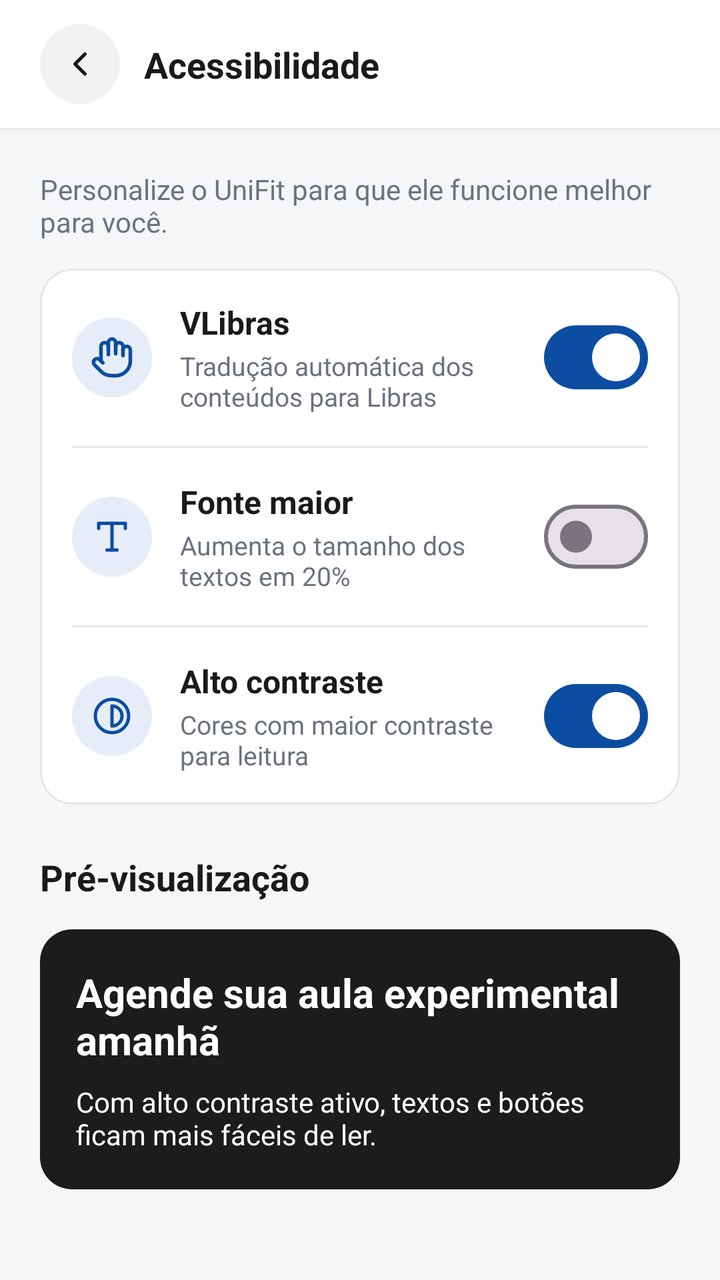
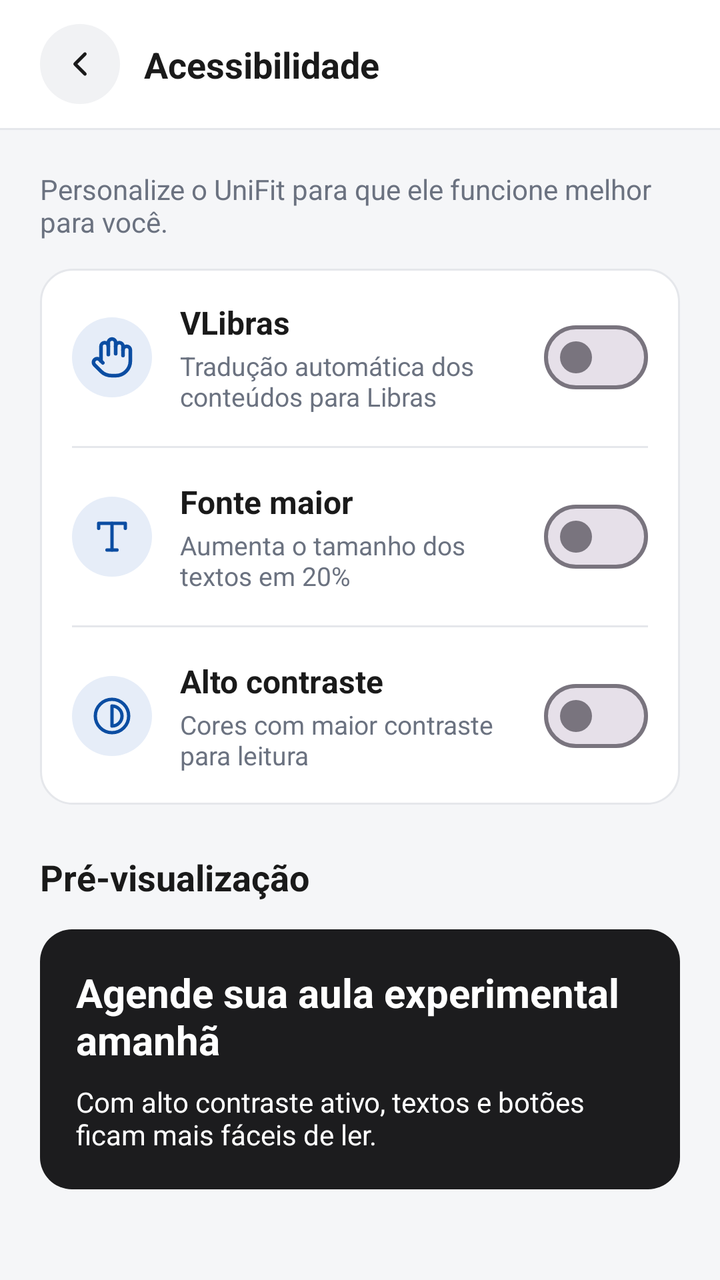

Compare the two renders of this Android layout. The source of the first and the diff that turns it into the second are given below.
<!-- AndroidManifest.xml: application theme Theme.UniFit -->
<!-- res/layout/activity_acessibilidade.xml -->
<?xml version="1.0" encoding="utf-8"?>
<androidx.constraintlayout.widget.ConstraintLayout xmlns:android="http://schemas.android.com/apk/res/android"
    xmlns:app="http://schemas.android.com/apk/res-auto"
    xmlns:tools="http://schemas.android.com/tools"
    android:id="@+id/main"
    android:layout_width="match_parent"
    android:layout_height="match_parent"
    android:background="#FFFFFF"
    tools:context=".AcessibilidadeActivity">

    
    <ImageView
        android:id="@+id/btnVoltar"
        android:layout_width="40dp"
        android:layout_height="40dp"
        android:layout_marginStart="20dp"
        android:layout_marginTop="12dp"
        android:background="@drawable/bg_circulo_cinza"
        android:contentDescription="Voltar"
        android:foreground="?attr/selectableItemBackgroundBorderless"
        android:padding="10dp"
        app:srcCompat="@drawable/ic_seta_voltar"
        app:tint="@color/texto_principal"
        app:layout_constraintTop_toTopOf="parent"
        app:layout_constraintStart_toStartOf="parent" />

    
    <TextView
        android:id="@+id/txtTituloTela"
        android:layout_width="wrap_content"
        android:layout_height="wrap_content"
        android:layout_marginStart="12dp"
        android:text="Acessibilidade"
        android:textColor="@color/texto_principal"
        android:textSize="18sp"
        android:textStyle="bold"
        app:layout_constraintTop_toTopOf="@id/btnVoltar"
        app:layout_constraintBottom_toBottomOf="@id/btnVoltar"
        app:layout_constraintStart_toEndOf="@id/btnVoltar" />

    
    <View
        android:id="@+id/divisorTopo"
        android:layout_width="0dp"
        android:layout_height="1dp"
        android:layout_marginTop="12dp"
        android:background="@color/borda_card"
        app:layout_constraintTop_toBottomOf="@id/btnVoltar"
        app:layout_constraintStart_toStartOf="parent"
        app:layout_constraintEnd_toEndOf="parent" />

    
    <androidx.core.widget.NestedScrollView
        android:id="@+id/scrollConteudo"
        android:layout_width="0dp"
        android:layout_height="0dp"
        android:background="@color/fundo_tela"
        app:layout_constraintTop_toBottomOf="@id/divisorTopo"
        app:layout_constraintBottom_toBottomOf="parent"
        app:layout_constraintStart_toStartOf="parent"
        app:layout_constraintEnd_toEndOf="parent">

        <LinearLayout
            android:layout_width="match_parent"
            android:layout_height="wrap_content"
            android:orientation="vertical"
            android:padding="20dp">

            <TextView
                android:layout_width="wrap_content"
                android:layout_height="wrap_content"
                android:layout_marginBottom="14dp"
                android:text="Personalize o UniFit para que ele funcione melhor para você."
                android:textColor="@color/texto_secundario"
                android:textSize="14sp" />

            
            <LinearLayout
                android:layout_width="match_parent"
                android:layout_height="wrap_content"
                android:background="@drawable/bg_card_branco"
                android:orientation="vertical">

                
                <LinearLayout
                    android:id="@+id/opcaoVlibras"
                    android:layout_width="match_parent"
                    android:layout_height="wrap_content"
                    android:background="?attr/selectableItemBackground"
                    android:gravity="center_vertical"
                    android:orientation="horizontal"
                    android:padding="16dp">

                    <ImageView
                        android:layout_width="40dp"
                        android:layout_height="40dp"
                        android:background="@drawable/bg_circulo_azul_claro"
                        android:contentDescription="VLibras"
                        android:padding="9dp"
                        app:srcCompat="@drawable/ic_mao"
                        app:tint="@color/azul_unifit" />

                    <LinearLayout
                        android:layout_width="0dp"
                        android:layout_height="wrap_content"
                        android:layout_marginStart="14dp"
                        android:layout_marginEnd="12dp"
                        android:layout_weight="1"
                        android:orientation="vertical">

                        <TextView
                            android:layout_width="wrap_content"
                            android:layout_height="wrap_content"
                            android:text="VLibras"
                            android:textColor="@color/texto_principal"
                            android:textSize="16sp"
                            android:textStyle="bold" />

                        <TextView
                            android:layout_width="wrap_content"
                            android:layout_height="wrap_content"
                            android:layout_marginTop="2dp"
                            android:text="Tradução automática dos conteúdos para Libras"
                            android:textColor="@color/texto_secundario"
                            android:textSize="13sp" />

                    </LinearLayout>

                    <com.google.android.material.materialswitch.MaterialSwitch
                        android:id="@+id/switchVlibras"
                        android:layout_width="wrap_content"
                        android:layout_height="wrap_content"
                        android:checked="true" />

                </LinearLayout>

                <View
                    android:layout_width="match_parent"
                    android:layout_height="1dp"
                    android:layout_marginStart="16dp"
                    android:layout_marginEnd="16dp"
                    android:background="@color/borda_card" />

                
                <LinearLayout
                    android:id="@+id/opcaoFonteMaior"
                    android:layout_width="match_parent"
                    android:layout_height="wrap_content"
                    android:background="?attr/selectableItemBackground"
                    android:gravity="center_vertical"
                    android:orientation="horizontal"
                    android:padding="16dp">

                    <ImageView
                        android:layout_width="40dp"
                        android:layout_height="40dp"
                        android:background="@drawable/bg_circulo_azul_claro"
                        android:contentDescription="Fonte maior"
                        android:padding="10dp"
                        app:srcCompat="@drawable/ic_fonte"
                        app:tint="@color/azul_unifit" />

                    <LinearLayout
                        android:layout_width="0dp"
                        android:layout_height="wrap_content"
                        android:layout_marginStart="14dp"
                        android:layout_marginEnd="12dp"
                        android:layout_weight="1"
                        android:orientation="vertical">

                        <TextView
                            android:layout_width="wrap_content"
                            android:layout_height="wrap_content"
                            android:text="Fonte maior"
                            android:textColor="@color/texto_principal"
                            android:textSize="16sp"
                            android:textStyle="bold" />

                        <TextView
                            android:layout_width="wrap_content"
                            android:layout_height="wrap_content"
                            android:layout_marginTop="2dp"
                            android:text="Aumenta o tamanho dos textos em 20%"
                            android:textColor="@color/texto_secundario"
                            android:textSize="13sp" />

                    </LinearLayout>

                    <com.google.android.material.materialswitch.MaterialSwitch
                        android:id="@+id/switchFonteMaior"
                        android:layout_width="wrap_content"
                        android:layout_height="wrap_content" />

                </LinearLayout>

                <View
                    android:layout_width="match_parent"
                    android:layout_height="1dp"
                    android:layout_marginStart="16dp"
                    android:layout_marginEnd="16dp"
                    android:background="@color/borda_card" />

                
                <LinearLayout
                    android:id="@+id/opcaoAltoContraste"
                    android:layout_width="match_parent"
                    android:layout_height="wrap_content"
                    android:background="?attr/selectableItemBackground"
                    android:gravity="center_vertical"
                    android:orientation="horizontal"
                    android:padding="16dp">

                    <ImageView
                        android:layout_width="40dp"
                        android:layout_height="40dp"
                        android:background="@drawable/bg_circulo_azul_claro"
                        android:contentDescription="Alto contraste"
                        android:padding="10dp"
                        app:srcCompat="@drawable/ic_contraste"
                        app:tint="@color/azul_unifit" />

                    <LinearLayout
                        android:layout_width="0dp"
                        android:layout_height="wrap_content"
                        android:layout_marginStart="14dp"
                        android:layout_marginEnd="12dp"
                        android:layout_weight="1"
                        android:orientation="vertical">

                        <TextView
                            android:layout_width="wrap_content"
                            android:layout_height="wrap_content"
                            android:text="Alto contraste"
                            android:textColor="@color/texto_principal"
                            android:textSize="16sp"
                            android:textStyle="bold" />

                        <TextView
                            android:layout_width="wrap_content"
                            android:layout_height="wrap_content"
                            android:layout_marginTop="2dp"
                            android:text="Cores com maior contraste para leitura"
                            android:textColor="@color/texto_secundario"
                            android:textSize="13sp" />

                    </LinearLayout>

                    <com.google.android.material.materialswitch.MaterialSwitch
                        android:id="@+id/switchAltoContraste"
                        android:layout_width="wrap_content"
                        android:layout_height="wrap_content"
                        android:checked="true" />

                </LinearLayout>

            </LinearLayout>

            <TextView
                android:layout_width="wrap_content"
                android:layout_height="wrap_content"
                android:layout_marginTop="24dp"
                android:layout_marginBottom="14dp"
                android:text="Pré-visualização"
                android:textColor="@color/texto_principal"
                android:textSize="18sp"
                android:textStyle="bold" />

            
            <LinearLayout
                android:id="@+id/cardPrevia"
                android:layout_width="match_parent"
                android:layout_height="wrap_content"
                android:background="@drawable/bg_card_escuro"
                android:orientation="vertical"
                android:padding="18dp">

                <TextView
                    android:id="@+id/txtTituloPrevia"
                    android:layout_width="wrap_content"
                    android:layout_height="wrap_content"
                    android:text="Agende sua aula experimental amanhã"
                    android:textColor="#FFFFFF"
                    android:textSize="20sp"
                    android:textStyle="bold" />

                <TextView
                    android:id="@+id/txtTextoPrevia"
                    android:layout_width="wrap_content"
                    android:layout_height="wrap_content"
                    android:layout_marginTop="8dp"
                    android:text="Com alto contraste ativo, textos e botões ficam mais fáceis de ler."
                    android:textColor="#FFFFFF"
                    android:textSize="14sp" />

            </LinearLayout>

        </LinearLayout>

    </androidx.core.widget.NestedScrollView>

</androidx.constraintlayout.widget.ConstraintLayout>
<!-- resources referenced by this layout -->
<resources>
  <color name="azul_unifit">#0B4DA2</color>
  <color name="borda_card">#E5E7EB</color>
  <color name="fundo_tela">#F5F6F8</color>
  <color name="texto_principal">#1A1A1A</color>
  <color name="texto_secundario">#6B7280</color>
  <!-- drawable bg_card_branco (drawable) -->
  <?xml version="1.0" encoding="utf-8"?>
  <shape xmlns:android="http://schemas.android.com/apk/res/android"
      android:shape="rectangle">
      <solid android:color="@color/white" />
      <corners android:radius="16dp" />
      <stroke android:width="1dp" android:color="@color/borda_card" />
  </shape>
  <!-- drawable bg_card_escuro (drawable) -->
  <?xml version="1.0" encoding="utf-8"?>
  <shape xmlns:android="http://schemas.android.com/apk/res/android"
      android:shape="rectangle">
      <solid android:color="@color/fundo_escuro" />
      <corners android:radius="16dp" />
  </shape>
  <!-- drawable bg_circulo_azul_claro (drawable) -->
  <?xml version="1.0" encoding="utf-8"?>
  <shape xmlns:android="http://schemas.android.com/apk/res/android"
      android:shape="oval">
      <solid android:color="@color/azul_claro" />
  </shape>
  <!-- drawable bg_circulo_cinza (drawable) -->
  <?xml version="1.0" encoding="utf-8"?>
  <shape xmlns:android="http://schemas.android.com/apk/res/android"
      android:shape="oval">
      <solid android:color="@color/cinza_botao" />
  </shape>
  <style name="Theme.UniFit" parent="Base.Theme.UniFit" />
  <color name="white">#FFFFFFFF</color>
  <color name="fundo_escuro">#1C1C1E</color>
  <color name="azul_claro">#E6EDF8</color>
  <color name="cinza_botao">#F1F2F4</color>
  <style name="Base.Theme.UniFit" parent="Theme.Material3.Light.NoActionBar">
          
          <item name="colorPrimary">@color/azul_unifit</item>
          <item name="colorOnPrimary">@color/white</item>
          <item name="colorPrimaryContainer">@color/azul_claro</item>
          <item name="colorOnPrimaryContainer">@color/azul_unifit</item>
      </style>
  <!-- unchanged entries left out for length: 4 -->
</resources>

<!-- the commit's change to res/layout/activity_acessibilidade.xml (unified diff, before → after) -->
@@ -5,8 +5,8 @@
     android:id="@+id/main"
     android:layout_width="match_parent"
     android:layout_height="match_parent"
-    android:background="#FFFFFF"
-    tools:context=".AcessibilidadeActivity">
+    android:background="?attr/corFundo"
+    tools:context=".ui.acessibilidade.AcessibilidadeActivity">
 
     
     <ImageView
@@ -16,11 +16,12 @@
         android:layout_marginStart="20dp"
         android:layout_marginTop="12dp"
         android:background="@drawable/bg_circulo_cinza"
-        android:contentDescription="Voltar"
+        android:backgroundTint="?attr/corSuperficie"
+        android:contentDescription="@string/content_back"
         android:foreground="?attr/selectableItemBackgroundBorderless"
         android:padding="10dp"
         app:srcCompat="@drawable/ic_seta_voltar"
-        app:tint="@color/texto_principal"
+        app:tint="?attr/corTextoPrincipal"
         app:layout_constraintTop_toTopOf="parent"
         app:layout_constraintStart_toStartOf="parent" />
 
@@ -30,8 +31,8 @@
         android:layout_width="wrap_content"
         android:layout_height="wrap_content"
         android:layout_marginStart="12dp"
-        android:text="Acessibilidade"
-        android:textColor="@color/texto_principal"
+        android:text="@string/acessibilidade"
+        android:textColor="?attr/corTextoPrincipal"
         android:textSize="18sp"
         android:textStyle="bold"
         app:layout_constraintTop_toTopOf="@id/btnVoltar"
@@ -44,7 +45,7 @@
         android:layout_width="0dp"
         android:layout_height="1dp"
         android:layout_marginTop="12dp"
-        android:background="@color/borda_card"
+        android:background="?attr/corBorda"
         app:layout_constraintTop_toBottomOf="@id/btnVoltar"
         app:layout_constraintStart_toStartOf="parent"
         app:layout_constraintEnd_toEndOf="parent" />
@@ -54,7 +55,7 @@
         android:id="@+id/scrollConteudo"
         android:layout_width="0dp"
         android:layout_height="0dp"
-        android:background="@color/fundo_tela"
+        android:background="?attr/corFundoTela"
         app:layout_constraintTop_toBottomOf="@id/divisorTopo"
         app:layout_constraintBottom_toBottomOf="parent"
         app:layout_constraintStart_toStartOf="parent"
@@ -70,15 +71,15 @@
                 android:layout_width="wrap_content"
                 android:layout_height="wrap_content"
                 android:layout_marginBottom="14dp"
-                android:text="Personalize o UniFit para que ele funcione melhor para você."
-                android:textColor="@color/texto_secundario"
+                android:text="@string/acessibilidade_intro"
+                android:textColor="?attr/corTextoSecundario"
                 android:textSize="14sp" />
 
             
             <LinearLayout
                 android:layout_width="match_parent"
                 android:layout_height="wrap_content"
-                android:background="@drawable/bg_card_branco"
+                android:background="@drawable/bg_card_tema"
                 android:orientation="vertical">
 
                 
@@ -95,10 +96,11 @@
                         android:layout_width="40dp"
                         android:layout_height="40dp"
                         android:background="@drawable/bg_circulo_azul_claro"
-                        android:contentDescription="VLibras"
+                        android:backgroundTint="?attr/corDestaqueClaro"
+                        android:contentDescription="@string/vlibras"
                         android:padding="9dp"
                         app:srcCompat="@drawable/ic_mao"
-                        app:tint="@color/azul_unifit" />
+                        app:tint="?attr/corDestaque" />
 
                     <LinearLayout
                         android:layout_width="0dp"
@@ -111,8 +113,8 @@
                         <TextView
                             android:layout_width="wrap_content"
                             android:layout_height="wrap_content"
-                            android:text="VLibras"
-                            android:textColor="@color/texto_principal"
+                            android:text="@string/vlibras"
+                            android:textColor="?attr/corTextoPrincipal"
                             android:textSize="16sp"
                             android:textStyle="bold" />
 
@@ -120,8 +122,8 @@
                             android:layout_width="wrap_content"
                             android:layout_height="wrap_content"
                             android:layout_marginTop="2dp"
-                            android:text="Tradução automática dos conteúdos para Libras"
-                            android:textColor="@color/texto_secundario"
+                            android:text="@string/vlibras_descricao"
+                            android:textColor="?attr/corTextoSecundario"
                             android:textSize="13sp" />
 
                     </LinearLayout>
@@ -130,7 +132,7 @@
                         android:id="@+id/switchVlibras"
                         android:layout_width="wrap_content"
                         android:layout_height="wrap_content"
-                        android:checked="true" />
+                        tools:checked="true" />
 
                 </LinearLayout>
 
@@ -139,7 +141,7 @@
                     android:layout_height="1dp"
                     android:layout_marginStart="16dp"
                     android:layout_marginEnd="16dp"
-                    android:background="@color/borda_card" />
+                    android:background="?attr/corBorda" />
 
                 
                 <LinearLayout
@@ -155,10 +157,11 @@
                         android:layout_width="40dp"
                         android:layout_height="40dp"
                         android:background="@drawable/bg_circulo_azul_claro"
-                        android:contentDescription="Fonte maior"
+                        android:backgroundTint="?attr/corDestaqueClaro"
+                        android:contentDescription="@string/fonte_maior"
                         android:padding="10dp"
                         app:srcCompat="@drawable/ic_fonte"
-                        app:tint="@color/azul_unifit" />
+                        app:tint="?attr/corDestaque" />
 
                     <LinearLayout
                         android:layout_width="0dp"
@@ -171,8 +174,8 @@
                         <TextView
                             android:layout_width="wrap_content"
                             android:layout_height="wrap_content"
-                            android:text="Fonte maior"
-                            android:textColor="@color/texto_principal"
+                            android:text="@string/fonte_maior"
+                            android:textColor="?attr/corTextoPrincipal"
                             android:textSize="16sp"
                             android:textStyle="bold" />
 
@@ -180,8 +183,8 @@
                             android:layout_width="wrap_content"
                             android:layout_height="wrap_content"
                             android:layout_marginTop="2dp"
-                            android:text="Aumenta o tamanho dos textos em 20%"
-                            android:textColor="@color/texto_secundario"
+                            android:text="@string/fonte_maior_descricao"
+                            android:textColor="?attr/corTextoSecundario"
                             android:textSize="13sp" />
 
                     </LinearLayout>
@@ -198,7 +201,7 @@
                     android:layout_height="1dp"
                     android:layout_marginStart="16dp"
                     android:layout_marginEnd="16dp"
-                    android:background="@color/borda_card" />
+                    android:background="?attr/corBorda" />
 
                 
                 <LinearLayout
@@ -214,10 +217,11 @@
                         android:layout_width="40dp"
                         android:layout_height="40dp"
                         android:background="@drawable/bg_circulo_azul_claro"
-                        android:contentDescription="Alto contraste"
+                        android:backgroundTint="?attr/corDestaqueClaro"
+                        android:contentDescription="@string/alto_contraste"
                         android:padding="10dp"
                         app:srcCompat="@drawable/ic_contraste"
-                        app:tint="@color/azul_unifit" />
+                        app:tint="?attr/corDestaque" />
 
                     <LinearLayout
                         android:layout_width="0dp"
@@ -230,8 +234,8 @@
                         <TextView
                             android:layout_width="wrap_content"
                             android:layout_height="wrap_content"
-                            android:text="Alto contraste"
-                            android:textColor="@color/texto_principal"
+                            android:text="@string/alto_contraste"
+                            android:textColor="?attr/corTextoPrincipal"
                             android:textSize="16sp"
                             android:textStyle="bold" />
 
@@ -239,8 +243,8 @@
                             android:layout_width="wrap_content"
                             android:layout_height="wrap_content"
                             android:layout_marginTop="2dp"
-                            android:text="Cores com maior contraste para leitura"
-                            android:textColor="@color/texto_secundario"
+                            android:text="@string/alto_contraste_descricao"
+                            android:textColor="?attr/corTextoSecundario"
                             android:textSize="13sp" />
 
                     </LinearLayout>
@@ -249,7 +253,7 @@
                         android:id="@+id/switchAltoContraste"
                         android:layout_width="wrap_content"
                         android:layout_height="wrap_content"
-                        android:checked="true" />
+                        tools:checked="true" />
 
                 </LinearLayout>
 
@@ -260,8 +264,8 @@
                 android:layout_height="wrap_content"
                 android:layout_marginTop="24dp"
                 android:layout_marginBottom="14dp"
-                android:text="Pré-visualização"
-                android:textColor="@color/texto_principal"
+                android:text="@string/previa"
+                android:textColor="?attr/corTextoPrincipal"
                 android:textSize="18sp"
                 android:textStyle="bold" />
 
@@ -278,8 +282,8 @@
                     android:id="@+id/txtTituloPrevia"
                     android:layout_width="wrap_content"
                     android:layout_height="wrap_content"
-                    android:text="Agende sua aula experimental amanhã"
-                    android:textColor="#FFFFFF"
+                    android:text="@string/previa_titulo"
+                    android:textColor="?attr/corTextoSobreDestaque"
                     android:textSize="20sp"
                     android:textStyle="bold" />
 
@@ -288,8 +292,8 @@
                     android:layout_width="wrap_content"
                     android:layout_height="wrap_content"
                     android:layout_marginTop="8dp"
-                    android:text="Com alto contraste ativo, textos e botões ficam mais fáceis de ler."
-                    android:textColor="#FFFFFF"
+                    android:text="@string/previa_texto_contraste"
+                    android:textColor="?attr/corTextoSobreDestaque"
                     android:textSize="14sp" />
 
             </LinearLayout>
<!-- resource entries referenced after the edit -->
@@ -5,20 +5,24 @@
   <color name="fundo_tela">#F5F6F8</color>
   <color name="texto_principal">#1A1A1A</color>
   <color name="texto_secundario">#6B7280</color>
-  <!-- drawable bg_card_branco (drawable) -->
-  <?xml version="1.0" encoding="utf-8"?>
-  <shape xmlns:android="http://schemas.android.com/apk/res/android"
-      android:shape="rectangle">
-      <solid android:color="@color/white" />
-      <corners android:radius="16dp" />
-      <stroke android:width="1dp" android:color="@color/borda_card" />
-  </shape>
+  <color name="azul_texto_dica">#3B6CB5</color>
+  <color name="verde_hoje_fundo">#DCFCE7</color>
+  <color name="verde_hoje_texto">#16A34A</color>
+  <color name="cinza_indicador">#E5E7EB</color>
   <!-- drawable bg_card_escuro (drawable) -->
   <?xml version="1.0" encoding="utf-8"?>
   <shape xmlns:android="http://schemas.android.com/apk/res/android"
       android:shape="rectangle">
       <solid android:color="@color/fundo_escuro" />
       <corners android:radius="16dp" />
+  </shape>
+  <!-- drawable bg_card_tema (drawable) -->
+  <?xml version="1.0" encoding="utf-8"?>
+  <shape xmlns:android="http://schemas.android.com/apk/res/android"
+      android:shape="rectangle">
+      <solid android:color="?attr/corCard" />
+      <corners android:radius="16dp" />
+      <stroke android:width="1dp" android:color="?attr/corBorda" />
   </shape>
   <!-- drawable bg_circulo_azul_claro (drawable) -->
   <?xml version="1.0" encoding="utf-8"?>
@@ -32,7 +36,35 @@
       android:shape="oval">
       <solid android:color="@color/cinza_botao" />
   </shape>
-  <style name="Theme.UniFit" parent="Base.Theme.UniFit" />
+  <string name="acessibilidade">Acessibilidade</string>
+  <string name="acessibilidade_intro">Personalize o UniFit para que ele funcione melhor para você.</string>
+  <string name="alto_contraste">Alto contraste</string>
+  <string name="alto_contraste_descricao">Cores com maior contraste para leitura</string>
+  <string name="content_back">Voltar</string>
+  <string name="fonte_maior">Fonte maior</string>
+  <string name="fonte_maior_descricao">Aumenta o tamanho dos textos em 20%</string>
+  <string name="previa">Pré-visualização</string>
+  <string name="previa_texto_contraste">Com alto contraste ativo, textos e botões ficam mais fáceis de ler.</string>
+  <string name="previa_titulo">Agende sua aula experimental amanhã</string>
+  <string name="vlibras">VLibras</string>
+  <string name="vlibras_descricao">Tradução automática dos conteúdos para Libras</string>
+  <style name="Theme.UniFit" parent="Base.Theme.UniFit">
+          <item name="corFundo">@color/white</item>
+          <item name="corFundoTela">@color/fundo_tela</item>
+          <item name="corFundoMarca">@color/azul_unifit</item>
+          <item name="corCard">@color/white</item>
+          <item name="corBorda">@color/borda_card</item>
+          <item name="corSuperficie">@color/cinza_botao</item>
+          <item name="corTextoPrincipal">@color/texto_principal</item>
+          <item name="corTextoSecundario">@color/texto_secundario</item>
+          <item name="corDestaque">@color/azul_unifit</item>
+          <item name="corDestaqueClaro">@color/azul_claro</item>
+          <item name="corTextoSobreDestaque">@color/white</item>
+          <item name="corTextoDica">@color/azul_texto_dica</item>
+          <item name="corSucessoFundo">@color/verde_hoje_fundo</item>
+          <item name="corSucessoTexto">@color/verde_hoje_texto</item>
+          <item name="corIndicadorInativo">@color/cinza_indicador</item>
+      </style>
   <color name="white">#FFFFFFFF</color>
   <color name="fundo_escuro">#1C1C1E</color>
   <color name="azul_claro">#E6EDF8</color>
